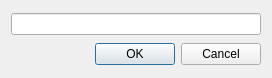
Above: src/addtaskdialog.ui from tuxamito/SimpleTaskManager before the change. Below: the same form after it.
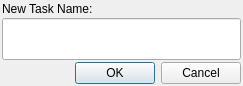
That is the form after the change.

The edit to the form file:
```diff
--- a/src/addtaskdialog.ui
+++ b/src/addtaskdialog.ui
@@ -6,16 +6,42 @@
    <rect>
     <x>0</x>
     <y>0</y>
-    <width>272</width>
-    <height>78</height>
+    <width>243</width>
+    <height>86</height>
    </rect>
   </property>
+  <property name="sizePolicy">
+   <sizepolicy hsizetype="Preferred" vsizetype="Expanding">
+    <horstretch>0</horstretch>
+    <verstretch>0</verstretch>
+   </sizepolicy>
+  </property>
   <property name="windowTitle">
    <string>Dialog</string>
   </property>
   <layout class="QVBoxLayout" name="verticalLayout">
+   <property name="spacing">
+    <number>2</number>
+   </property>
+   <property name="margin">
+    <number>2</number>
+   </property>
    <item>
-    <widget class="QLineEdit" name="lineTaskName"/>
+    <widget class="QLabel" name="label">
+     <property name="text">
+      <string>New Task Name:</string>
+     </property>
+    </widget>
+   </item>
+   <item>
+    <widget class="QLineEdit" name="lineTaskName">
+     <property name="sizePolicy">
+      <sizepolicy hsizetype="Expanding" vsizetype="Expanding">
+       <horstretch>0</horstretch>
+       <verstretch>0</verstretch>
+      </sizepolicy>
+     </property>
+    </widget>
    </item>
    <item>
     <widget class="QDialogButtonBox" name="buttonBox">
```
